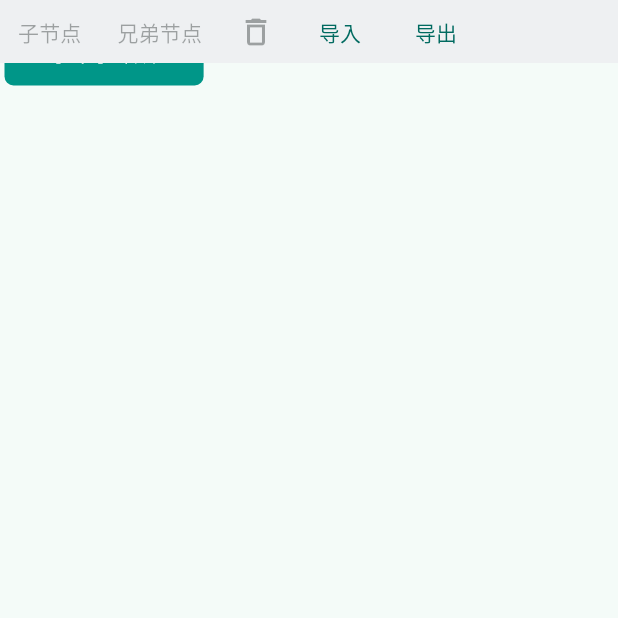
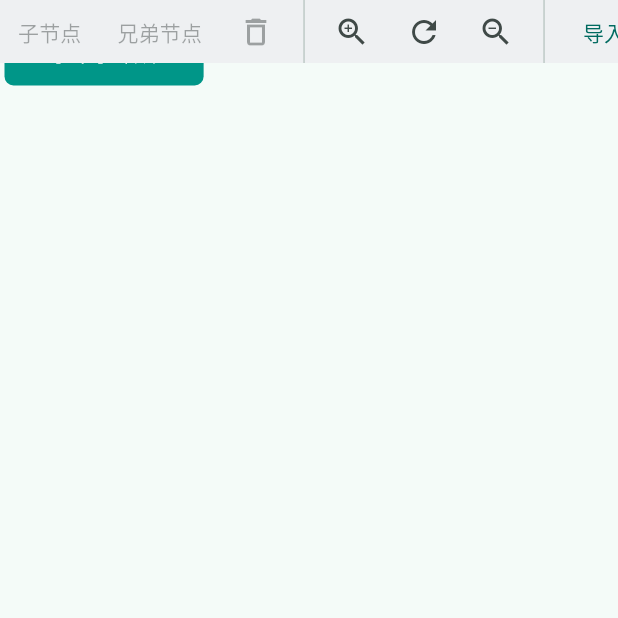
Before and after one commit to qinshah/mind_map_editor, a Flutter app: the screen it shows after launch, after a tap on "导入", on a phone screen of 412 x 824 dp, the top half of it. Run offline on Flutter 3.47's test engine with Material 3 defaults, Android fonts, the phone set to English and light mode, and no system bars; our stand-ins replace share_plus; missing offline and left inert: file_selector.

Commit message:
refactor(editor): 重构编辑器缩放和工具栏显示逻辑
- 移除旧的 updateScale 方法，新增 _onTransform 监听器处理缩放逻辑
- 将 loadSavedMindMap 重命名为 _loadSavedData 并调整调用时机
- 在 EditorState 中将 scaleHubTimer 重命名为 scalingTimer
- 新增 setShowHub 方法控制工具栏显示状态
- 在 EditorView 中移除 initState 中的 loadSavedMindMap 调用
- 调整 InteractiveViewer 的缩放范围和边界边距计算方式
- 在 EditorHub 中增加缩放控制按钮并优化布局结构
- 实现交互开始和结束时隐藏/显示工具栏的功能

```diff
--- a/lib/editor/editor_notifier.dart
+++ b/lib/editor/editor_notifier.dart
@@ -14,23 +14,33 @@ class EditorNotifier extends ChangeNotifier {
   final state = EditorState();
   final tCntlr = MyTCntlr();
 
-  void updateScale(_) {
-    final scale = (tCntlr.value.getMaxScaleOnAxis() * 100).round();
-    if (scale == state.scale) return;
-    // 重新计时
-    state.scaleHubTimer.cancel();
-    state.scaleHubTimer = Timer(
-      const Duration(seconds: 2),
-      () => notifyListeners(),
-    );
-    notifyListeners();
-    state.scale = scale;
+  EditorNotifier() {
+    _loadSavedData();
+    tCntlr.addListener(_onTransform);
   }
 
   @override
   void dispose() {
     super.dispose();
     tCntlr.dispose();
+  }
+
+  void setShowHub(bool value) {
+    notifyListeners();
+    state.showHub = value;
+  }
+
+  void _onTransform() {
+    final scale = (tCntlr.getCurScale() * 100).round();
+    if (scale == state.scale) return;
+    // 重新计时
+    state.scalingTimer.cancel();
+    state.scalingTimer = Timer(
+      const Duration(seconds: 1),
+      () => notifyListeners(),
+    );
+    notifyListeners();
+    state.scale = scale;
   }
 
   Future<void> import() async {
@@ -44,10 +54,10 @@ class EditorNotifier extends ChangeNotifier {
       FM.supportPath(PathConst.root),
       archivePath: xFile.path,
     );
-    loadSavedMindMap();
+    _loadSavedData();
   }
 
-  Future<void> loadSavedMindMap() async {
+  Future<void> _loadSavedData() async {
     final jsonFile = FM.supportPathFile(
       PathConst.root.join([PathConst.dataName]),
     );
--- a/lib/editor/editor_state.dart
+++ b/lib/editor/editor_state.dart
@@ -5,15 +5,10 @@ import 'package:mind_map_editor/xmind/xmind.dart';
 
 class EditorState {
   Xmind xmind = Xmind.empty();
-  Timer scaleHubTimer = Timer(Duration.zero, () {})..cancel();
+  Timer scalingTimer = Timer(Duration.zero, () {})..cancel();
 
   int scale = 100;
-
-  late Offset origin = Offset.zero;
+  bool showHub = true;
 
   Size mapSize = Size.zero;
-
-  final minScale = 0.2;
-
-  final maxScale = 5.0;
 }
--- a/lib/editor/widget/editor_hub.dart
+++ b/lib/editor/widget/editor_hub.dart
@@ -14,9 +14,11 @@ class EditorHub extends StatelessWidget {
     final theme = Theme.of(context);
     final editor = context.watch<EditorNotifier>();
     final state = editor.state;
+    final tCntlr = editor.tCntlr;
     return Stack(
       alignment: Alignment.center,
       children: [
+        if (state.showHub)
           Positioned(
             top: 0,
             left: 0,
@@ -56,8 +58,32 @@ class EditorHub extends StatelessWidget {
                                 : null,
                             icon: Icon(Icons.delete_outline),
                           ),
-                        TextButton(onPressed: editor.import, child: Text('导入')),
-                        TextButton(onPressed: editor.export, child: Text('导出')),
+                          VerticalDivider(),
+                          IconButton(
+                            onPressed: state.scale == tCntlr.maxScale * 100
+                                ? null
+                                : () => tCntlr.zoomIn(scale: 1.5),
+                            icon: Icon(Icons.zoom_in),
+                          ),
+                          IconButton(
+                            onPressed: tCntlr.reset,
+                            icon: Icon(Icons.refresh),
+                          ),
+                          IconButton(
+                            onPressed: state.scale == tCntlr.minScale * 100
+                                ? null
+                                : () => tCntlr.zoomIn(scale: 1 / 1.5),
+                            icon: Icon(Icons.zoom_out),
+                          ),
+                          VerticalDivider(),
+                          TextButton(
+                            onPressed: editor.import,
+                            child: Text('导入'),
+                          ),
+                          TextButton(
+                            onPressed: editor.export,
+                            child: Text('导出'),
+                          ),
                         ],
                       );
                     },
@@ -66,7 +92,7 @@ class EditorHub extends StatelessWidget {
               ),
             ),
           ),
-        if (state.scaleHubTimer.isActive)
+        if (state.scalingTimer.isActive)
           Positioned(
             top: barHeight,
             child: Card(
--- a/lib/editor/widget/editor_view.dart
+++ b/lib/editor/widget/editor_view.dart
@@ -28,7 +28,6 @@ class _EditorViewState extends State<EditorView> {
 
   @override
   void initState() {
-    _editor.loadSavedMindMap();
     HardwareKeyboard.instance.addHandler(_mindMap.onKeyEvent);
     super.initState();
   }
@@ -52,21 +51,23 @@ class _EditorViewState extends State<EditorView> {
         children: [
           LayoutBuilder(
             builder: (context, constraints) {
-              final logicSize = constraints.biggest / _editor.state.minScale;
+              _editor.tCntlr.viewportSize = constraints.biggest;
+              final logicSize = constraints.biggest / _editor.tCntlr.minScale;
               final h = (logicSize.width - _editor.state.mapSize.width) / 2;
               final v = (logicSize.height - _editor.state.mapSize.height) / 2;
               final rootNode = context.select<EditorNotifier, Xnode>((value) {
                 return value.state.xmind.root;
               });
               return InteractiveViewer.builder(
-                onInteractionUpdate: _editor.updateScale,
+                onInteractionStart: (_) => _editor.setShowHub(false),
+                onInteractionEnd: (_) => _editor.setShowHub(true),
                 transformationController: _editor.tCntlr,
-                minScale: _editor.state.minScale,
-                maxScale: _editor.state.maxScale,
+                minScale: _editor.tCntlr.minScale,
+                maxScale: _editor.tCntlr.maxScale,
                 // 让最小倍数时刚好填满视口
                 boundaryMargin: EdgeInsets.fromLTRB(
                   h.clamp(0, 1 / 0),
-                  v.clamp(barHeight / _editor.state.minScale, 1 / 0),
+                  v.clamp(barHeight / _editor.tCntlr.minScale, 1 / 0),
                   h.clamp(0, 1 / 0),
                   v.clamp(0, 1 / 0),
                 ),
```
Lines whose indentation alone changed are shown as unchanged.
